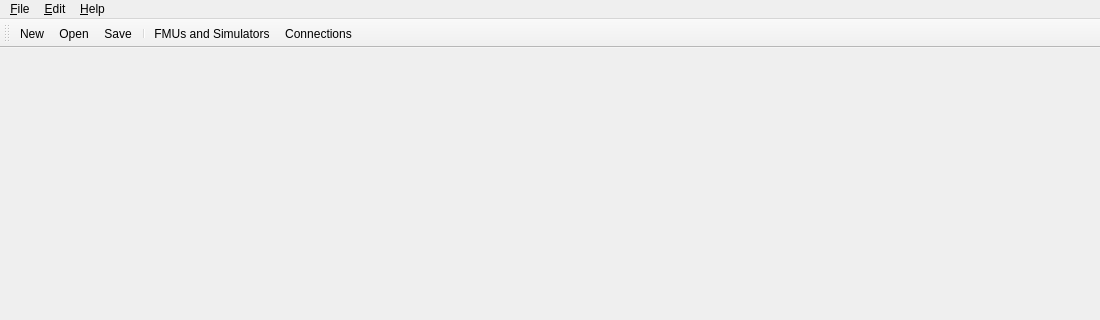
Qt form MasterSimulatorUI/src/MSIMMainWindow.ui (ghorwin/MasterSim) before a commit; both pictures show x 0 to 1100 and y 0 to 320 of the 1100 by 625 pixel window.
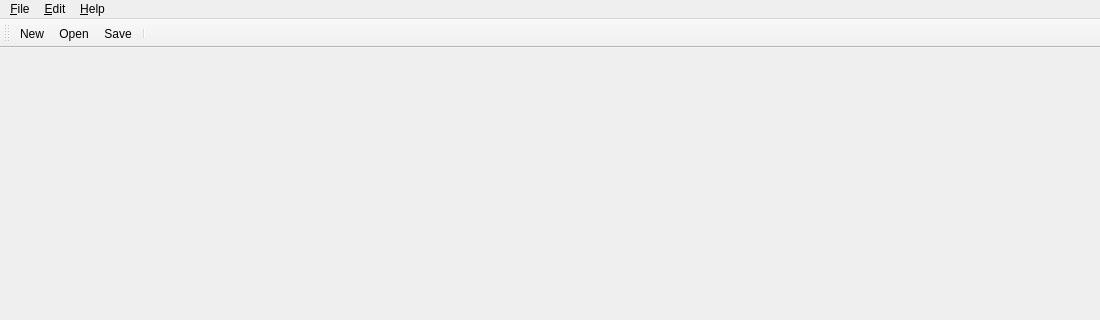
The same form after that commit. Icons and pictures are not drawn.

Commit message: Added view for simulation/project options.

```diff
--- a/MasterSimulatorUI/src/MSIMMainWindow.ui
+++ b/MasterSimulatorUI/src/MSIMMainWindow.ui
@@ -75,8 +75,6 @@
    <addaction name="actionFileOpen"/>
    <addaction name="actionFileSave"/>
    <addaction name="separator"/>
-   <addaction name="actionViewSimulators"/>
-   <addaction name="actionViewConnections"/>
   </widget>
   <action name="actionFileNew">
    <property name="icon">
```
Left out of the diff: 13 changed lines with no effect on the pictures. The commit also changes 6 other files.
